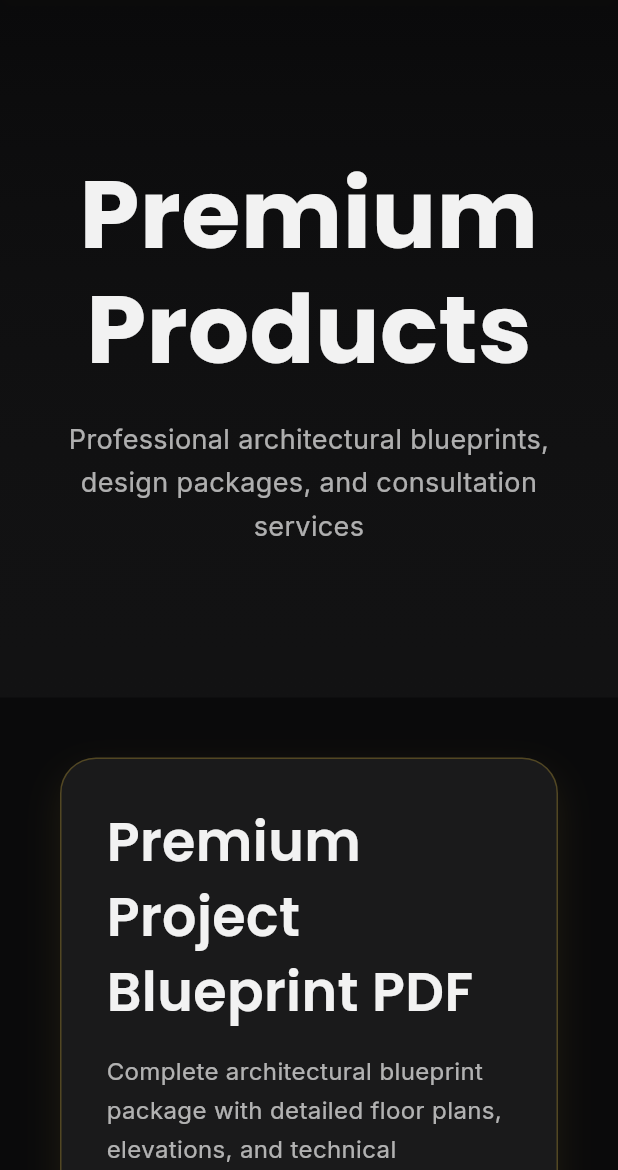
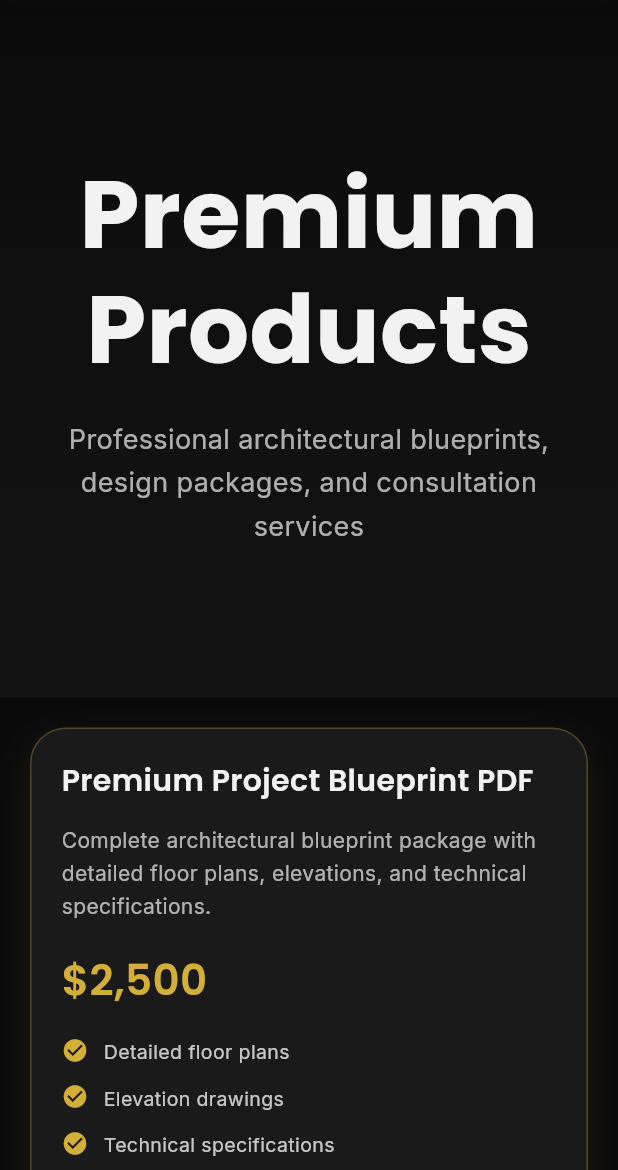
Before and after one commit to fthtk567-ctrl/desdico, a Flutter app: the ProductsPage screen opened by its route, on a phone screen of 412 x 824 dp, the part 66-1236 px from its top. Run offline on Flutter 3.47's test engine with Material 3 defaults, Android fonts, the light colour scheme and no system bars; our stand-ins replace animate_do, font_awesome_flutter, google_fonts; missing offline and left inert: dart:js; network calls fail.

Commit message:
Fix mobile responsive design for product cards

```diff
--- a/lib/pages/products_page.dart
+++ b/lib/pages/products_page.dart
@@ -157,13 +157,13 @@ class _ProductsPageState extends State<ProductsPage> {
     ];
 
     return Container(
-      padding: EdgeInsets.all(isMobile ? 40 : 80),
+      padding: EdgeInsets.all(isMobile ? 20 : 80),
       child: GridView.builder(
         shrinkWrap: true,
         physics: const NeverScrollableScrollPhysics(),
         gridDelegate: SliverGridDelegateWithFixedCrossAxisCount(
           crossAxisCount: isMobile ? 1 : 2,
-          childAspectRatio: isMobile ? 0.8 : 0.75,
+          childAspectRatio: isMobile ? 0.65 : 0.75,
           crossAxisSpacing: 30,
           mainAxisSpacing: 30,
         ),
@@ -171,14 +171,14 @@ class _ProductsPageState extends State<ProductsPage> {
         itemBuilder: (context, index) {
           return FadeInUp(
             delay: Duration(milliseconds: 200 * index),
-            child: _buildProductCard(products[index]),
+            child: _buildProductCard(products[index], isMobile),
           );
         },
       ),
     );
   }
 
-  Widget _buildProductCard(Map<String, dynamic> product) {
+  Widget _buildProductCard(Map<String, dynamic> product, bool isMobile) {
     return Container(
       decoration: BoxDecoration(
         color: AppColors.darkGrey,
@@ -193,27 +193,32 @@ class _ProductsPageState extends State<ProductsPage> {
         ],
       ),
       child: Padding(
-        padding: const EdgeInsets.all(30),
+        padding: EdgeInsets.all(isMobile ? 20 : 30),
         child: Column(
           crossAxisAlignment: CrossAxisAlignment.start,
           children: [
             Text(
               product['title'],
-              style: AppTextStyles.heading3,
+              style: isMobile
+                ? AppTextStyles.heading4.copyWith(fontSize: 20)
+                : AppTextStyles.heading3,
             ),
             const SizedBox(height: 15),
             Text(
               product['description'],
               style: AppTextStyles.bodyMedium.copyWith(
                 color: AppColors.offWhite.withOpacity(0.7),
+                fontSize: isMobile ? 14 : 16,
               ),
+              maxLines: isMobile ? 3 : 4,
+              overflow: TextOverflow.ellipsis,
             ),
             const SizedBox(height: 20),
             Text(
               product['price'],
               style: AppTextStyles.heading2.copyWith(
                 color: AppColors.goldAccent,
-                fontSize: 36,
+                fontSize: isMobile ? 28 : 36,
               ),
             ),
             const SizedBox(height: 20),
@@ -226,17 +231,20 @@ class _ProductsPageState extends State<ProductsPage> {
                   return Padding(
                     padding: const EdgeInsets.only(bottom: 10),
                     child: Row(
+                      crossAxisAlignment: CrossAxisAlignment.start,
                       children: [
                         const Icon(
                           Icons.check_circle,
                           color: AppColors.goldAccent,
-                          size: 20,
+                          size: 18,
                         ),
                         const SizedBox(width: 10),
                         Expanded(
                           child: Text(
                             (product['features'] as List)[index],
-                            style: AppTextStyles.bodySmall,
+                            style: AppTextStyles.bodySmall.copyWith(
+                              fontSize: isMobile ? 13 : 14,
+                            ),
                           ),
                         ),
                       ],
@@ -253,14 +261,16 @@ class _ProductsPageState extends State<ProductsPage> {
                 style: ElevatedButton.styleFrom(
                   backgroundColor: AppColors.goldAccent,
                   foregroundColor: AppColors.deepBlack,
-                  padding: const EdgeInsets.symmetric(vertical: 16),
+                  padding: EdgeInsets.symmetric(vertical: isMobile ? 14 : 16),
                   shape: RoundedRectangleBorder(
                     borderRadius: BorderRadius.circular(12),
                   ),
                 ),
                 child: Text(
                   'Buy Now',
-                  style: AppTextStyles.button,
+                  style: AppTextStyles.button.copyWith(
+                    fontSize: isMobile ? 14 : 16,
+                  ),
                 ),
               ),
             ),
```
Also changed, not shown: 3 other files.
